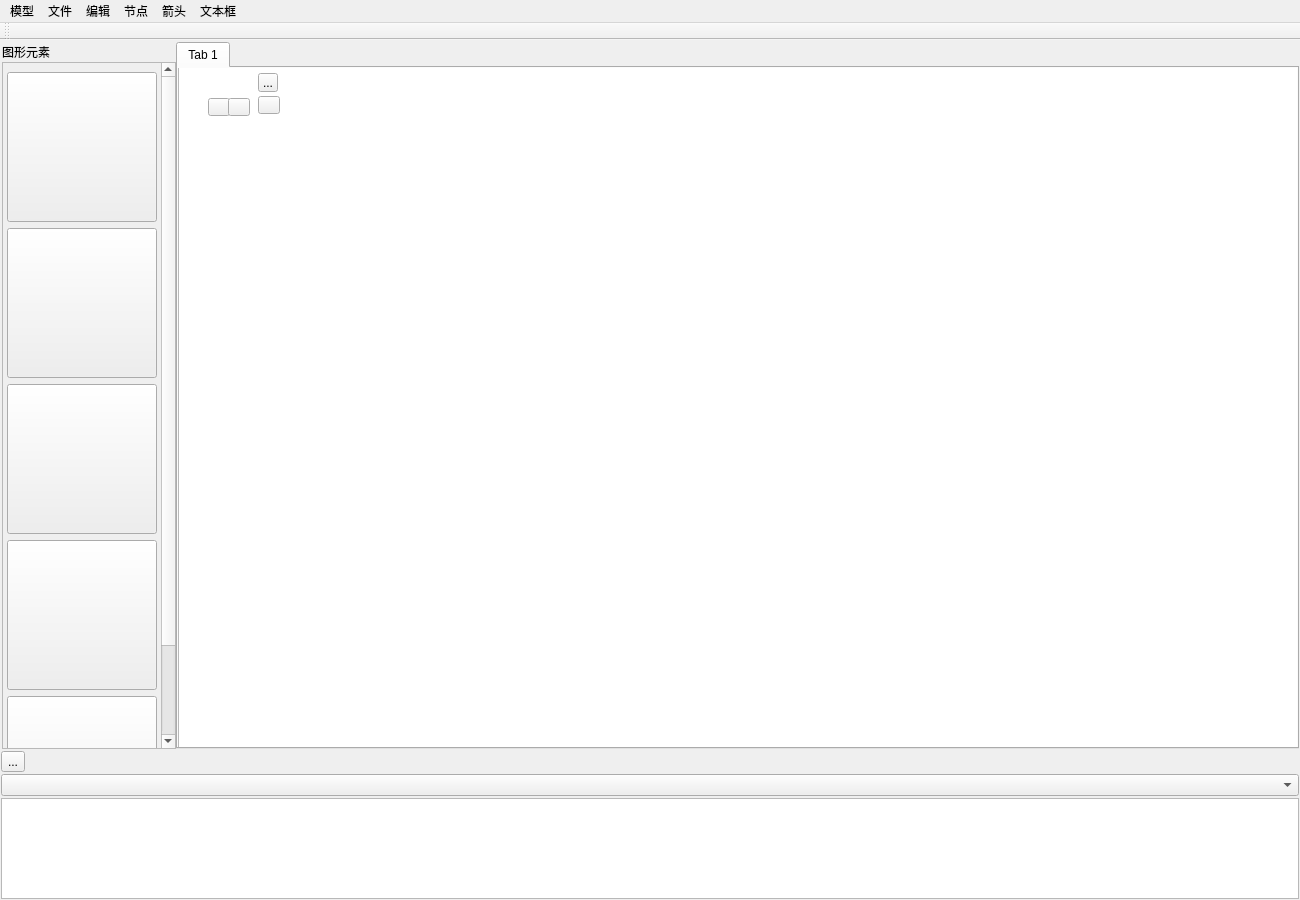
First picture: the form in mainwindow.ui, repository riobun/FlowChartStudio, before the edit.
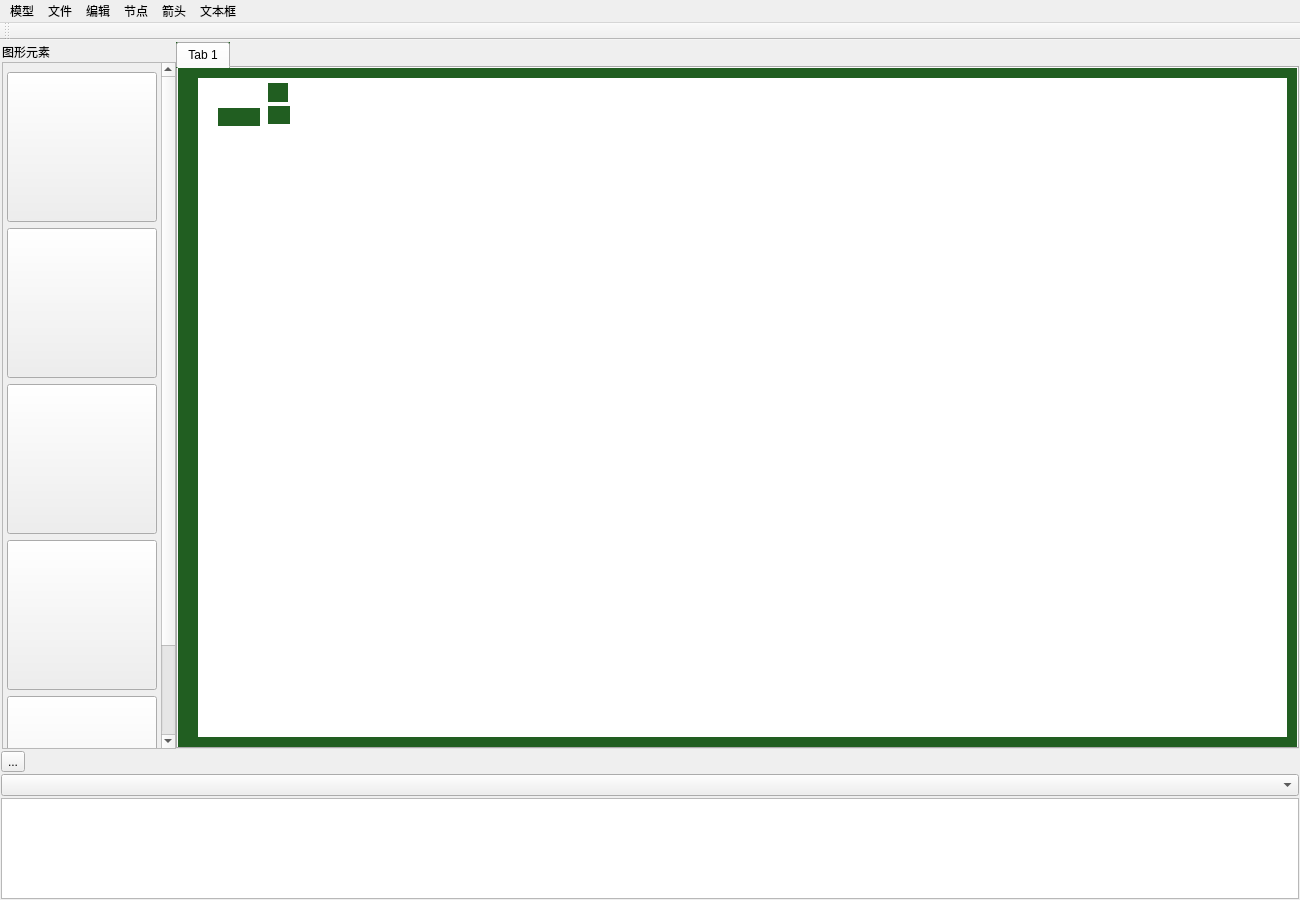
Second picture: the form after the edit. Icons and pictures are not drawn.

Patch:
```diff
--- a/mainwindow.ui
+++ b/mainwindow.ui
@@ -353,7 +353,7 @@
        <item>
         <widget class="QTabWidget" name="tabWidget">
          <property name="styleSheet">
-          <string notr="true">border-image: url(:/images/one_plane.png);</string>
+          <string notr="true">border: 10px solid #215E21</string>
          </property>
          <widget class="QWidget" name="tab">
           <attribute name="title">
```
Left out of the diff: 4 changed lines with no effect on the pictures.
